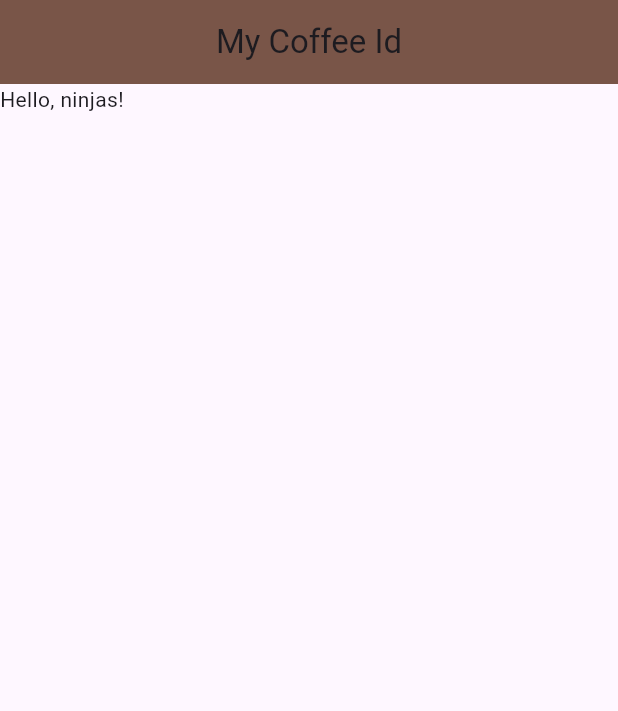
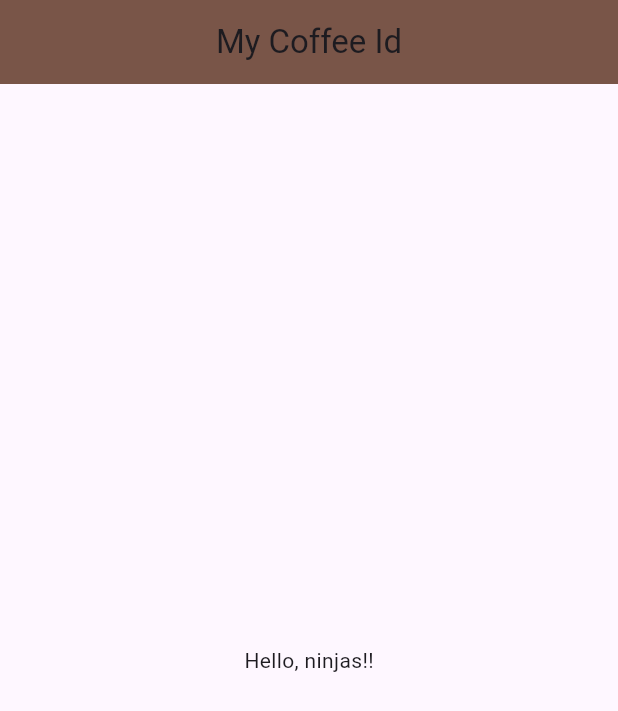
Before and after one commit to lordsayur/coffee-card, a Flutter app: the screen it shows after launch, on a phone screen of 412 x 824 dp. Shown: the top 711 px of the screen. Run offline on Flutter 3.47's test engine with Material 3 defaults, Android fonts, the phone set to English and light mode, and no system bars.

```diff
--- a/lib/main.dart
+++ b/lib/main.dart
@@ -8,7 +8,21 @@ void main() {
         backgroundColor: Colors.brown,
         centerTitle: true,
       ),
-      body: const Text("Hello, ninjas!"),
+      body: const Home(),
     ),
   ));
 }
+
+class Home extends StatelessWidget {
+  const Home({super.key});
+
+  @override
+  Widget build(BuildContext context) {
+    return const Directionality(
+      textDirection: TextDirection.ltr, // or rtl based on your app's layout
+      child: Center(
+        child: Text("Hello, ninjas!!"),
+      ),
+    );
+  }
+}
```
Also changed, not shown: 1 other file.
